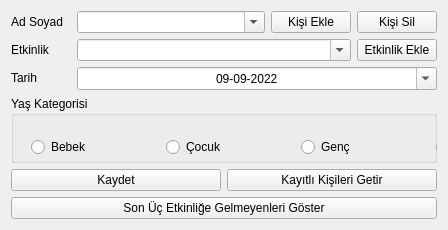
atakli/EtkinlikKayit, file widget.ui: the form before one commit.
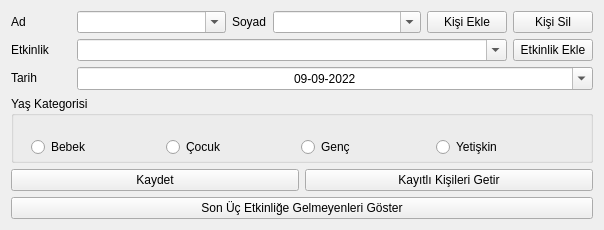
The form after the commit. Icons and pictures are not drawn.

Patch:
```diff
--- a/widget.ui
+++ b/widget.ui
@@ -6,7 +6,7 @@
    <rect>
     <x>0</x>
     <y>0</y>
-    <width>448</width>
+    <width>604</width>
     <height>224</height>
    </rect>
   </property>
@@ -58,7 +58,7 @@
           </size>
          </property>
          <property name="text">
-          <string>Ad Soyad</string>
+          <string>Ad </string>
          </property>
         </widget>
        </item>
@@ -78,6 +78,26 @@
          </property>
         </widget>
        </item>
+       <item>
+        <widget class="QLabel" name="soyadLabel">
+         <property name="text">
+          <string>Soyad</string>
+         </property>
+        </widget>
+       </item>
+       <item>
+        <widget class="QComboBox" name="soyadComboBox">
+         <property name="sizePolicy">
+          <sizepolicy hsizetype="Expanding" vsizetype="Fixed">
+           <horstretch>0</horstretch>
+           <verstretch>0</verstretch>
+          </sizepolicy>
+         </property>
+         <property name="editable">
+          <bool>true</bool>
+         </property>
+        </widget>
+       </item>
        <item>
         <widget class="QPushButton" name="kisiEklePushButton">
          <property name="text">
```
Left out of the diff: 2 changed lines with no effect on the pictures.
